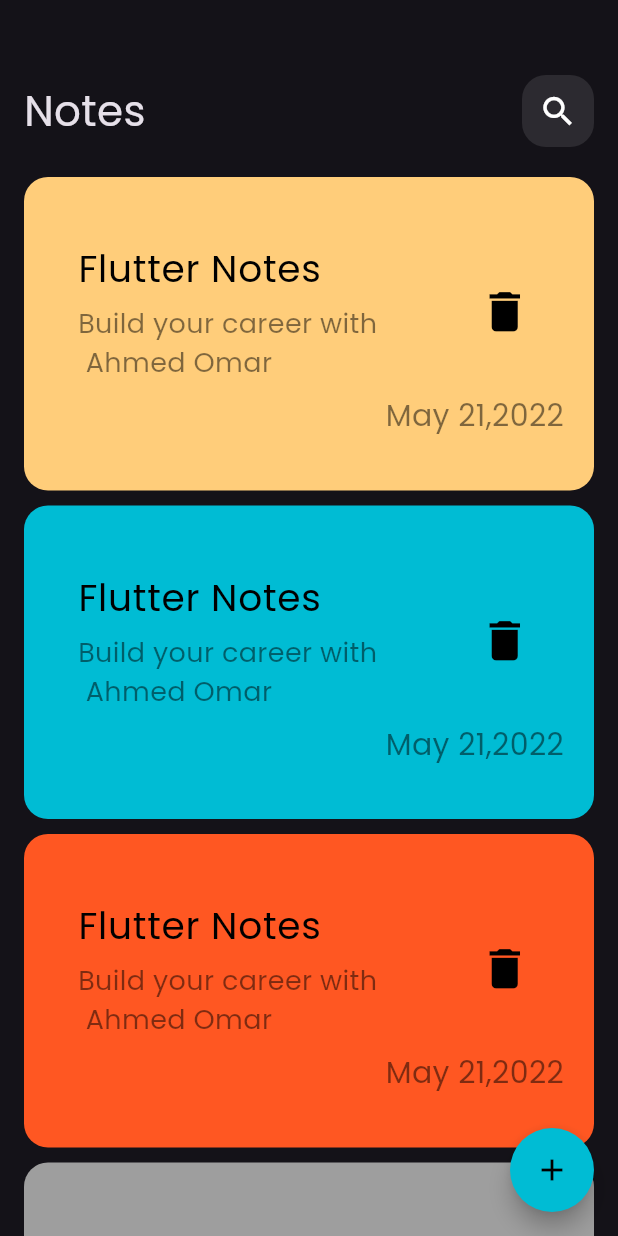
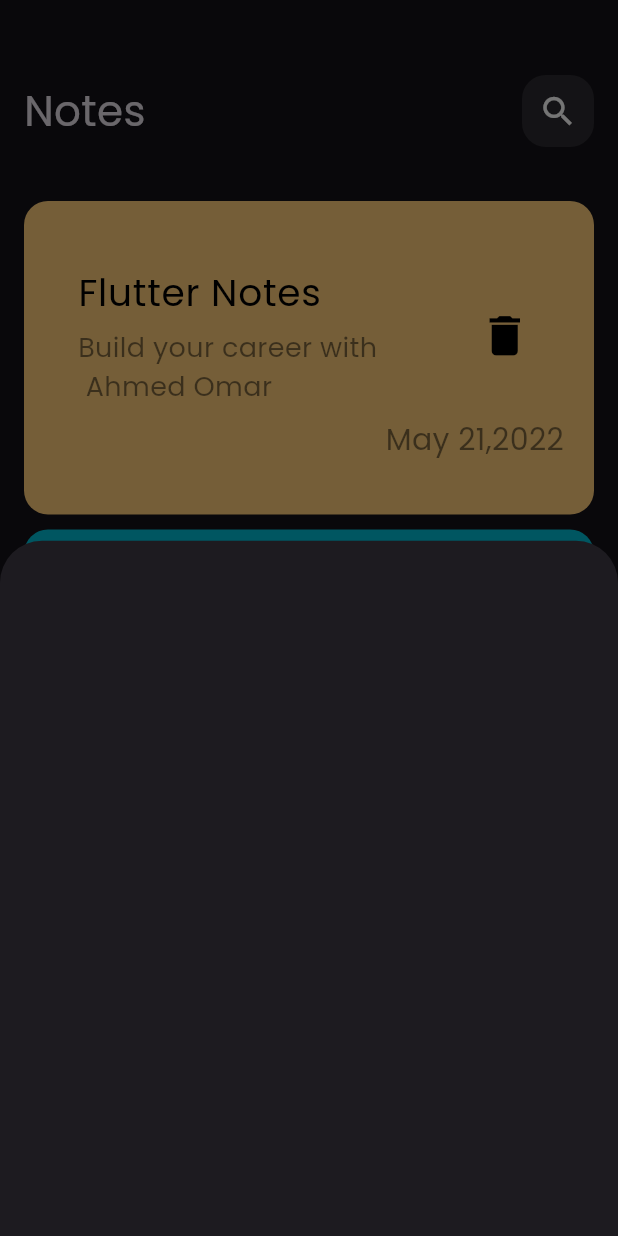
Before and after one commit to AhmedOmarG3/NotesApp, a Flutter app: the screen it shows after launch, after a tap on the "add" icon, on a phone screen of 412 x 824 dp. Run offline on Flutter 3.47's test engine with Material 3 defaults, Android fonts, the phone set to English and light mode, and no system bars.

Commit message:
add button sheet

```diff
--- a/lib/Views/notes_view.dart
+++ b/lib/Views/notes_view.dart
@@ -1,4 +1,5 @@
 import 'package:flutter/material.dart';
+import 'package:to_do/Widgets/button_sheet.dart';
 import 'package:to_do/Widgets/notes_view_body.dart';
 
 class NotesView extends StatelessWidget {
@@ -10,7 +11,10 @@
       floatingActionButton: FloatingActionButton(
         shape: CircleBorder(),
         backgroundColor: Colors.cyan,
-        onPressed: () {},
+        onPressed: () {
+          showModalBottomSheet(
+              context: context, builder: (context) => AddNoteButtonSheet());
+        },
         child: Icon(
           Icons.add,
           color: Colors.black,
--- /dev/null
+++ b/lib/Widgets/button_sheet.dart
@@ -0,0 +1,12 @@
+import 'package:flutter/material.dart';
+
+class AddNoteButtonSheet extends StatelessWidget {
+  const AddNoteButtonSheet({
+    super.key,
+  });
+
+  @override
+  Widget build(BuildContext context) {
+    return Container();
+  }
+}
--- a/lib/Widgets/notes_list_view.dart
+++ b/lib/Widgets/notes_list_view.dart
@@ -19,12 +19,16 @@
   ];
   @override
   Widget build(BuildContext context) {
-    return ListView.builder(
-      itemBuilder: (context, index) => Padding(
-        padding: const EdgeInsets.only(bottom: 10),
-        child: list[index],
+    return Padding(
+      padding: const EdgeInsets.symmetric(vertical: 16),
+      child: ListView.builder(
+        padding: EdgeInsets.zero,
+        itemBuilder: (context, index) => Padding(
+          padding: const EdgeInsets.only(bottom: 10),
+          child: list[index],
+        ),
+        itemCount: list.length,
       ),
-      itemCount: list.length,
     );
   }
 }
```
